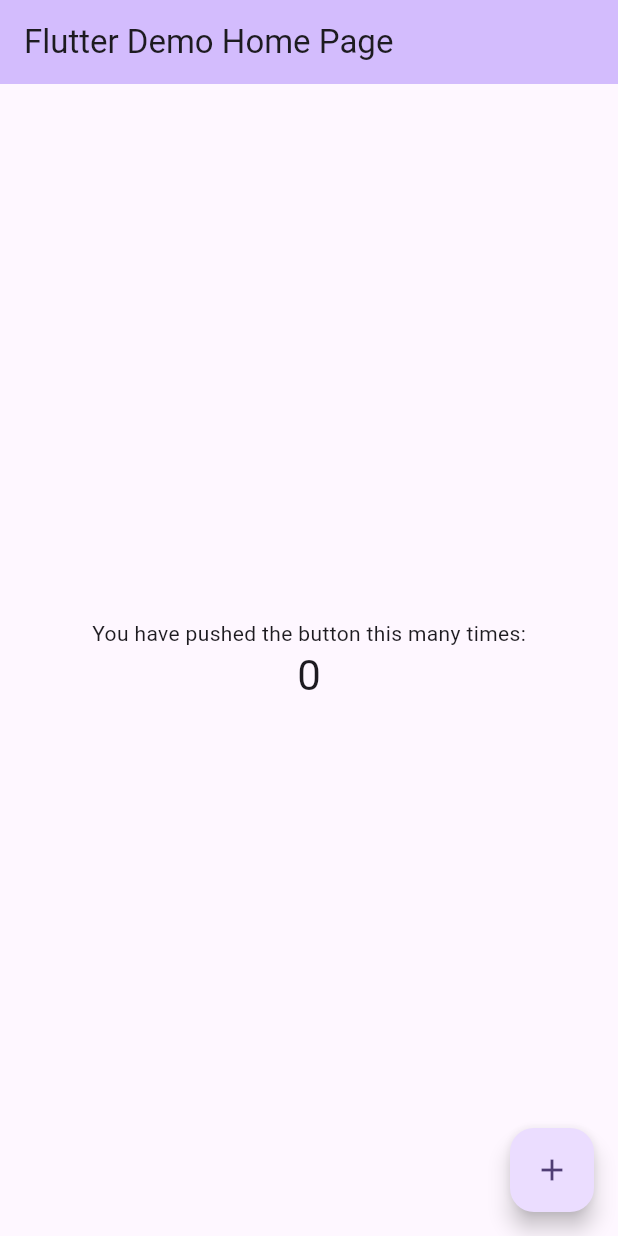
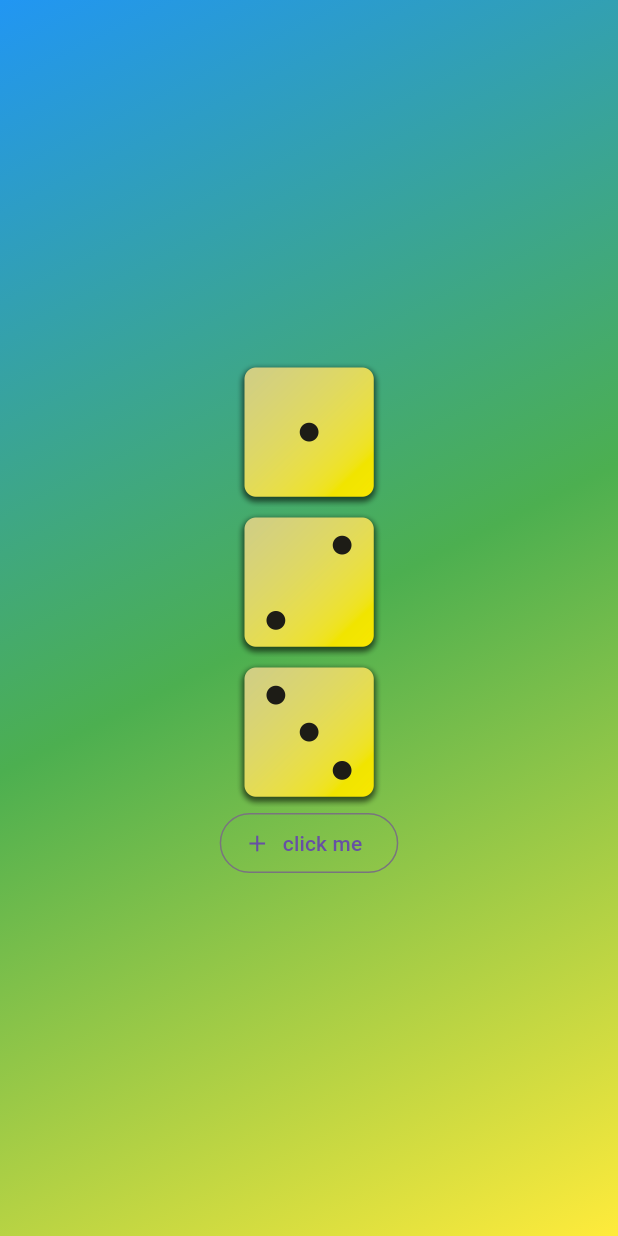
Before and after one commit to Azjob21/dice_roller, a Flutter app: the screen it shows after launch, on a phone screen of 412 x 824 dp. Run offline on Flutter 3.47's test engine with Material 3 defaults, Android fonts, the phone set to English and light mode, and no system bars.

Commit message:
learning basics

```diff
--- a/lib/main.dart
+++ b/lib/main.dart
@@ -1,125 +1,17 @@
 import 'package:flutter/material.dart';
+import 'my_container.dart';
 
 void main() {
-  runApp(const MyApp());
+  runApp(
+    const MaterialApp(
+      home: Scaffold(
+        // backgroundColor: Colors.cyan[200],
+        body: MyContainer(colors: [
+          Colors.blue,
+          Colors.green,
+          Colors.yellow,
+        ]),
+      ),
+    ),
+  );
 }
-
-class MyApp extends StatelessWidget {
-  const MyApp({super.key});
-
-  // This widget is the root of your application.
-  @override
-  Widget build(BuildContext context) {
-    return MaterialApp(
-      title: 'Flutter Demo',
-      theme: ThemeData(
-        // This is the theme of your application.
-        //
-        // TRY THIS: Try running your application with "flutter run". You'll see
-        // the application has a purple toolbar. Then, without quitting the app,
-        // try changing the seedColor in the colorScheme below to Colors.green
-        // and then invoke "hot reload" (save your changes or press the "hot
-        // reload" button in a Flutter-supported IDE, or press "r" if you used
-        // the command line to start the app).
-        //
-        // Notice that the counter didn't reset back to zero; the application
-        // state is not lost during the reload. To reset the state, use hot
-        // restart instead.
-        //
-        // This works for code too, not just values: Most code changes can be
-        // tested with just a hot reload.
-        colorScheme: ColorScheme.fromSeed(seedColor: Colors.deepPurple),
-        useMaterial3: true,
-      ),
-      home: const MyHomePage(title: 'Flutter Demo Home Page'),
-    );
-  }
-}
-
-class MyHomePage extends StatefulWidget {
-  const MyHomePage({super.key, required this.title});
-
-  // This widget is the home page of your application. It is stateful, meaning
-  // that it has a State object (defined below) that contains fields that affect
-  // how it looks.
-
-  // This class is the configuration for the state. It holds the values (in this
-  // case the title) provided by the parent (in this case the App widget) and
-  // used by the build method of the State. Fields in a Widget subclass are
-  // always marked "final".
-
-  final String title;
-
-  @override
-  State<MyHomePage> createState() => _MyHomePageState();
-}
-
-class _MyHomePageState extends State<MyHomePage> {
-  int _counter = 0;
-
-  void _incrementCounter() {
-    setState(() {
-      // This call to setState tells the Flutter framework that something has
-      // changed in this State, which causes it to rerun the build method below
-      // so that the display can reflect the updated values. If we changed
-      // _counter without calling setState(), then the build method would not be
-      // called again, and so nothing would appear to happen.
-      _counter++;
-    });
-  }
-
-  @override
-  Widget build(BuildContext context) {
-    // This method is rerun every time setState is called, for instance as done
-    // by the _incrementCounter method above.
-    //
-    // The Flutter framework has been optimized to make rerunning build methods
-    // fast, so that you can just rebuild anything that needs updating rather
-    // than having to individually change instances of widgets.
-    return Scaffold(
-      appBar: AppBar(
-        // TRY THIS: Try changing the color here to a specific color (to
-        // Colors.amber, perhaps?) and trigger a hot reload to see the AppBar
-        // change color while the other colors stay the same.
-        backgroundColor: Theme.of(context).colorScheme.inversePrimary,
-        // Here we take the value from the MyHomePage object that was created by
-        // the App.build method, and use it to set our appbar title.
-        title: Text(widget.title),
-      ),
-      body: Center(
-        // Center is a layout widget. It takes a single child and positions it
-        // in the middle of the parent.
-        child: Column(
-          // Column is also a layout widget. It takes a list of children and
-          // arranges them vertically. By default, it sizes itself to fit its
-          // children horizontally, and tries to be as tall as its parent.
-          //
-          // Column has various properties to control how it sizes itself and
-          // how it positions its children. Here we use mainAxisAlignment to
-          // center the children vertically; the main axis here is the vertical
-          // axis because Columns are vertical (the cross axis would be
-          // horizontal).
-          //
-          // TRY THIS: Invoke "debug painting" (choose the "Toggle Debug Paint"
-          // action in the IDE, or press "p" in the console), to see the
-          // wireframe for each widget.
-          mainAxisAlignment: MainAxisAlignment.center,
-          children: <Widget>[
-            const Text(
-              'You have pushed the button this many times:',
-            ),
-            Text(
-              '$_counter',
-              style: Theme.of(context).textTheme.headlineMedium,
-            ),
-          ],
-        ),
-      ),
-      floatingActionButton: FloatingActionButton(
-        onPressed: _incrementCounter,
-        tooltip: 'Increment',
-        child: const Icon(Icons.add),
-      ), // This trailing comma makes auto-formatting nicer for build methods.
-    );
-  }
-}
--- /dev/null
+++ b/lib/my_container.dart
@@ -0,0 +1,56 @@
+import 'dart:developer';
+
+import 'package:flutter/material.dart';
+import 'my_custom_text.dart';
+
+class MyContainer extends StatelessWidget {
+  final List<Color> colors;
+
+  const MyContainer({
+    Key? key,
+    required this.colors,
+  }) : super(key: key);
+
+  @override
+  Widget build(BuildContext context) {
+    return Container(
+      decoration: BoxDecoration(
+        gradient: LinearGradient(
+            colors: colors,
+            begin: Alignment.topLeft,
+            end: Alignment.bottomRight),
+      ),
+      child: Container(
+          width: double.infinity,
+          height: double.infinity,
+          child: Column(
+            crossAxisAlignment: CrossAxisAlignment.center,
+            mainAxisAlignment: MainAxisAlignment.center,
+            children: [
+              Image.asset(
+                "images/dice-1.png",
+                width: 100,
+                height: 100,
+              ),
+              Image.asset(
+                "images/dice-2.png",
+                width: 100,
+                height: 100,
+              ),
+              Image.asset(
+                "images/dice-3.png",
+                width: 100,
+                height: 100,
+              ),
+              OutlinedButton.icon(
+                label: const Text("click me"),
+                icon: const Icon(Icons.add),
+                onPressed: () {
+                  log("clicked");
+                },
+              ),
+            ],
+          )),
+    );
+  }
+}
```
Also changed, not shown: lib/my_custom_text.dart (added, +32 -0 lines), pubspec.yaml (+9 -0 lines), images/dice-1.png (added), images/dice-2.png (added), images/dice-3.png (added), images/dice-4.png (added), images/dice-5.png (added), images/dice-6.png (added), 1 other file.
